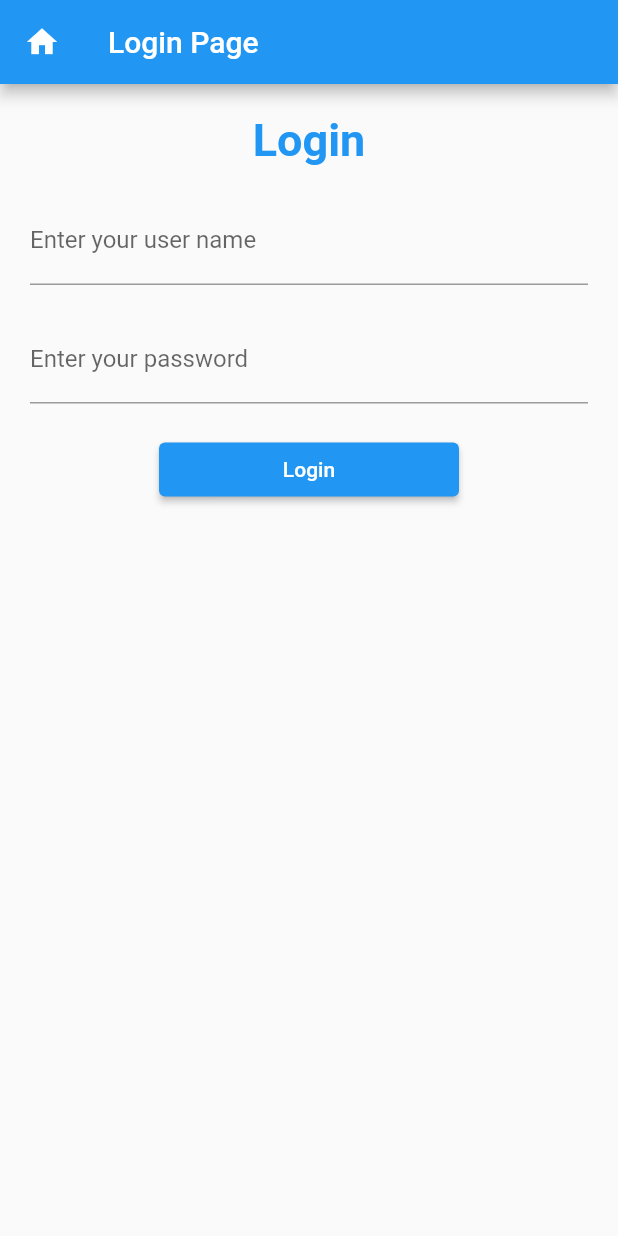
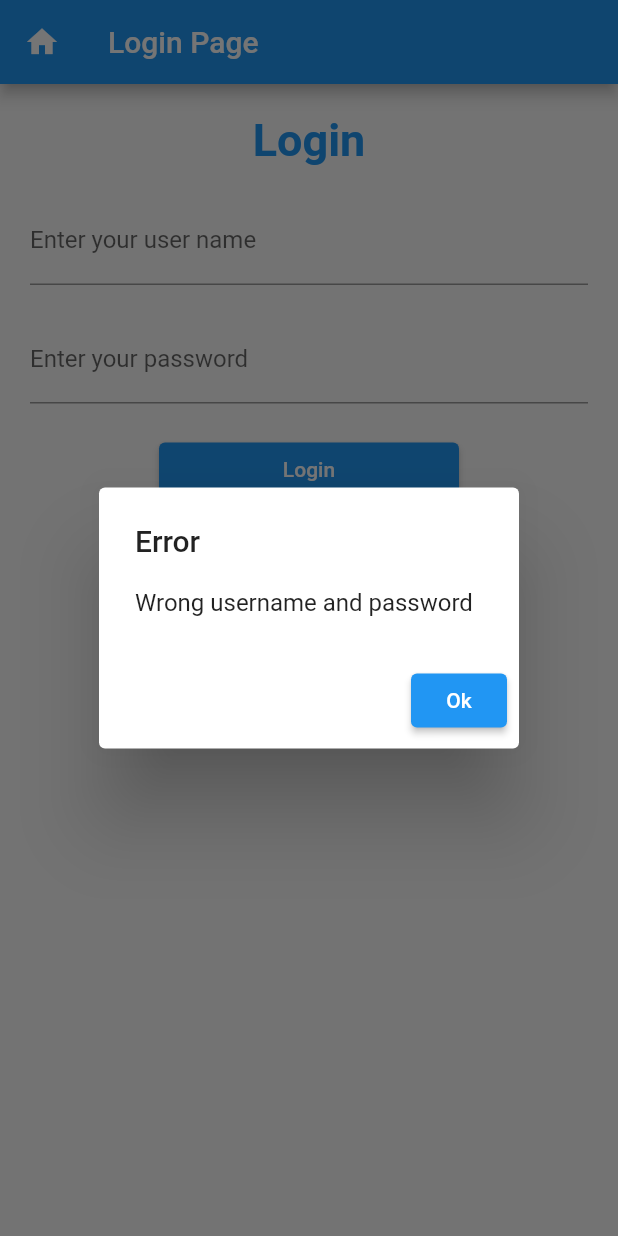
Before and after one commit to RusiraPathum/flutter-uidesign-01, a Flutter app: the LoginPage screen opened directly, after a tap on "Login", on a phone screen of 412 x 824 dp. Run offline on Flutter 3.47's test engine with Material 2 defaults, Android fonts, the phone set to English and light mode, and no system bars.

Commit message:
Widget Overflow and Navigation

```diff
--- a/lib/login_page.dart
+++ b/lib/login_page.dart
@@ -1,5 +1,6 @@
 import 'package:flutter/material.dart';
 import 'package:flutter/widgets.dart';
+import 'package:uidesign01/home.dart';
 
 class LoginPage extends StatefulWidget {
   const LoginPage({super.key});
@@ -105,8 +106,35 @@ class _LoginPageState extends State<LoginPage> {
     if (_usernameController.text == 'pathum' &&
         _passwordController.text == '123456') {
       print('Login success');
+      Navigator.push(
+          context,
+          MaterialPageRoute(
+              builder: (context) => HomePage(
+                    userName: _usernameController.text,
+                  )));
     } else {
       print('Login fail');
+      showAlertDialog(context);
     }
   }
+
+  showAlertDialog(BuildContext context) {
+    Widget okButton = ElevatedButton(
+        onPressed: () {
+          Navigator.pop(context);
+        },
+        child: Text('Ok'));
+
+    AlertDialog alertDialog = AlertDialog(
+      title: Text('Error'),
+      content: Text('Wrong username and password'),
+      actions: [okButton],
+    );
+
+    showDialog(
+        context: context,
+        builder: (BuildContext context) {
+          return alertDialog;
+        });
+  }
 }
--- a/lib/main.dart
+++ b/lib/main.dart
@@ -1,5 +1,6 @@
 import 'package:flutter/material.dart';
 import 'package:uidesign01/login_page.dart';
+import 'package:uidesign01/spalsh_screen.dart';
 
 void main() {
   runApp(const MyApp());
@@ -16,7 +17,7 @@ class MyApp extends StatelessWidget {
       theme: ThemeData(
         primarySwatch: Colors.blue,
       ),
-      home: const LoginPage(),
+      home: const SplashScreen(),
     );
   }
 }
```
Also changed, not shown: lib/home.dart (added, +49 -0 lines), lib/spalsh_screen.dart (added, +63 -0 lines).
